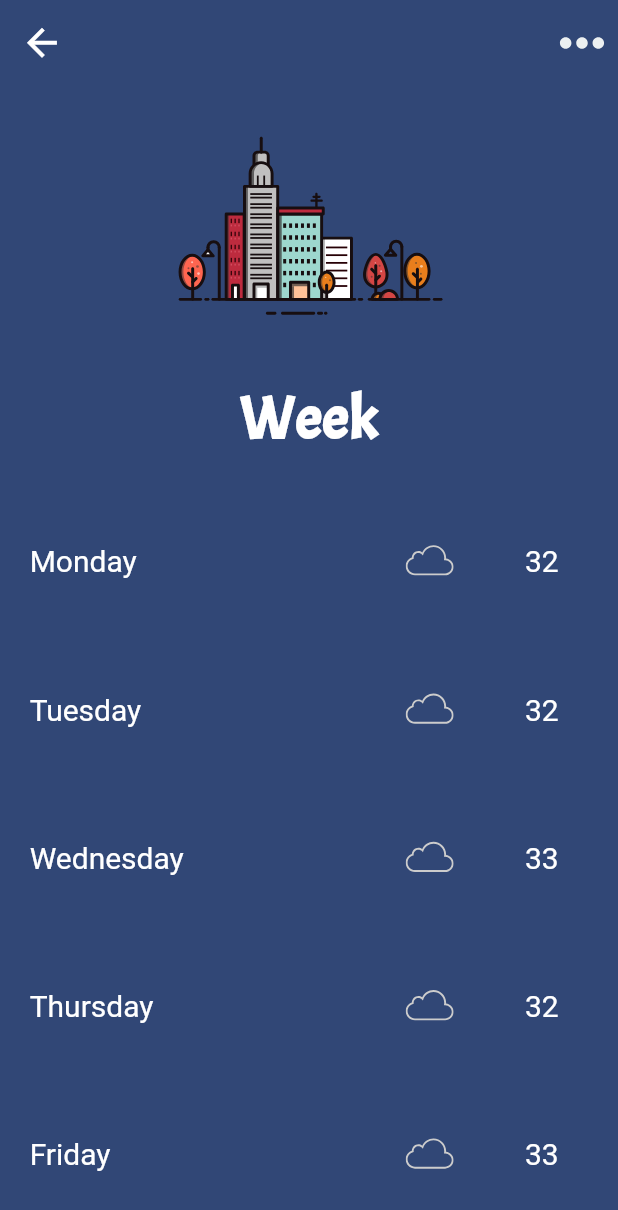
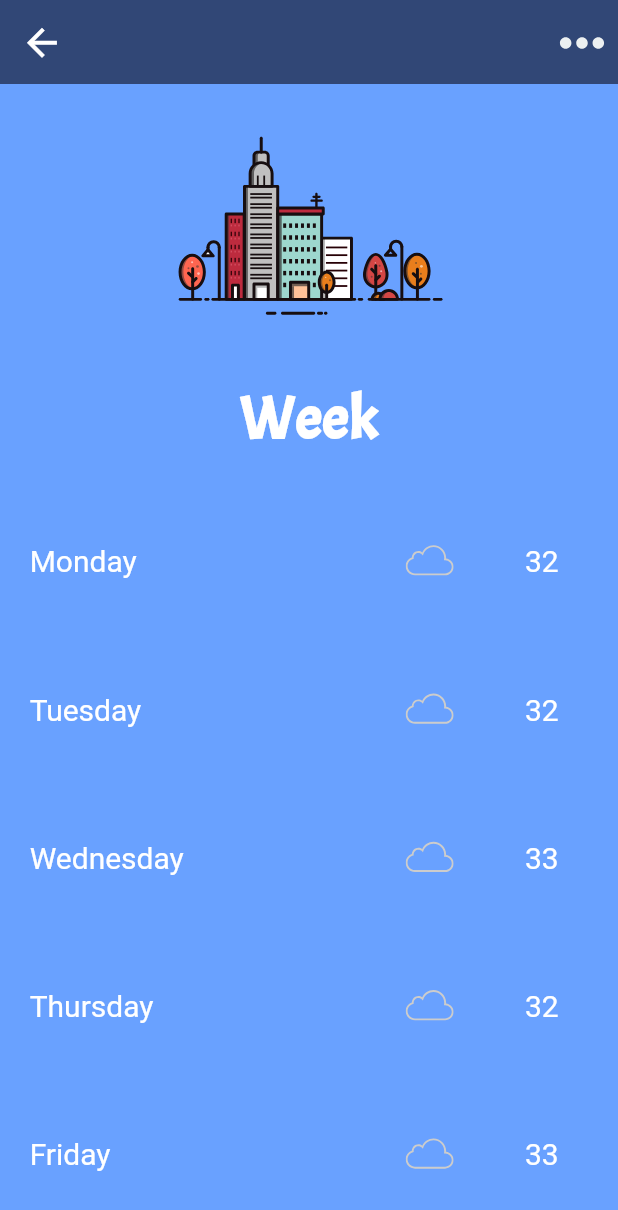
Before and after one commit to shivdvaio/weatherappdesign2, a Flutter app: the screen it shows after launch, after a tap on "Week", on a phone screen of 412 x 824 dp. Shown: the top 1210 px of the screen. Run offline on Flutter 3.47's test engine with Material 2 defaults, Android fonts, the phone set to English and light mode, and no system bars; our stand-ins replace flutter_svg, google_fonts.

Commit message:
search button updated

```diff
--- a/lib/Screen/weekScreen.dart
+++ b/lib/Screen/weekScreen.dart
@@ -25,7 +25,7 @@ class _BodyState extends State<Body> {
   @override
   Widget build(BuildContext context) {
     return Scaffold(
-      backgroundColor: Color(0xFF314776),
+      backgroundColor: Colors.blueAccent.withOpacity(0.8),
       appBar: AppBar(
         elevation: 0,
         backgroundColor: Color(0xFF314776),
--- a/lib/main.dart
+++ b/lib/main.dart
@@ -20,9 +20,17 @@ class MyApp extends StatelessWidget {
       home: Scaffold(
 
         appBar: AppBar(
+          title: Text("Weather App",style: TextStyle(fontWeight: FontWeight.bold),),
+          leading: IconButton(icon: Icon(
+
+              Icons.navigation,
+          color: Colors.white,
+          size: 35,
+          ),),
           backgroundColor: Color(0xFF314776),
           elevation: 0,
           actions: [
+
             IconButton(
               icon: SvgPicture.asset('assets/icons2.svg',
               height: Sizeconfig.defaultsize * 4,
--- a/lib/middlecoloumn.dart
+++ b/lib/middlecoloumn.dart
@@ -50,7 +50,7 @@ class middlecoloumn extends StatelessWidget {
               ],
             ),
             Text(
-              "Sat,6A1ug",
+              "Sat,6 Aug",
               style: TextStyle(
                   color: Color(0XffB1BAC6),
                   fontSize: Sizeconfig.defaultsize * 1.6,
--- a/lib/uppercontainer.dart
+++ b/lib/uppercontainer.dart
@@ -22,12 +22,21 @@ class containerupper extends StatelessWidget {
           child: Column(
             children: [
               Row(
+                mainAxisAlignment: MainAxisAlignment.spaceBetween,
                 children: [
-                  Text("London",
+                  Text("Kasganj",
                       style: GoogleFonts.getFont("Montserrat",
                           fontWeight: FontWeight.w500,
                           fontSize: 30,
                           color: Colors.white)),
+                  IconButton(
+
+                    icon: SvgPicture.asset(
+
+                      'assets/search.svg',
+                    ),
+                      )
+
                 ],
               ),
               SizedBox(
@@ -36,7 +45,7 @@ class containerupper extends StatelessWidget {
               Row(
                 children: [
                   Text(
-                    "United Kingdom",
+                    "India",
                     style: GoogleFonts.getFont("Montserrat",
                         fontSize: 15, color: Colors.white),
                   ),
@@ -49,11 +58,10 @@ class containerupper extends StatelessWidget {
                       children: [
                         IconButton(
                           icon: SvgPicture.asset(
-
-                              'assets/shiv3.svg',
+                            'assets/shiv3.svg',
                             height: 40,
                             width: 40,
-                         ),
+                          ),
                         ),
                         Text(
                           "Cloudy",
```
Also changed, not shown: assets/search.svg (added).
